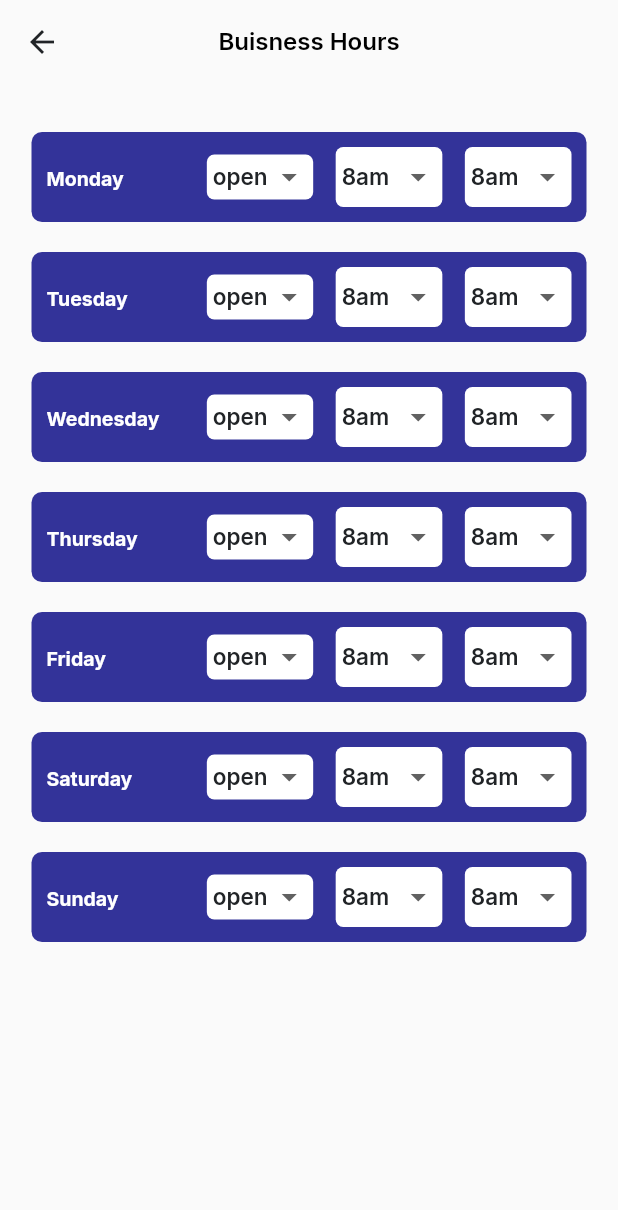
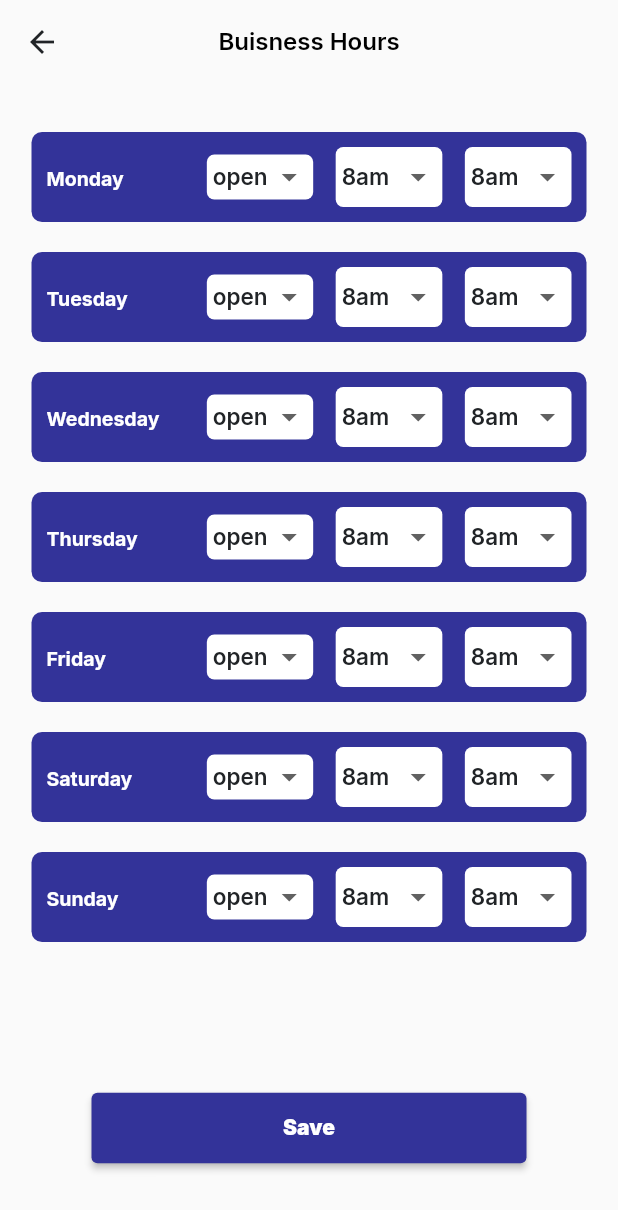
Before and after one commit to MustafaM24/way, a Flutter app: the Buisnesshours screen opened directly, on a phone screen of 412 x 824 dp. Shown: the top 1210 px of the screen. Run offline on Flutter 3.47's test engine with Material 2 defaults, Android fonts, the light colour scheme and no system bars; our stand-ins replace carousel_slider, flutter_signin_button, google_fonts, image_picker, like_button, lottie and 3 more; missing offline and left inert: icon_decoration.

Commit message:
Add files via upload

```diff
--- a/lib/app/pages/buisness_screens/buisnessprofile/settings/buisnesshours.dart
+++ b/lib/app/pages/buisness_screens/buisnessprofile/settings/buisnesshours.dart
@@ -138,6 +138,37 @@ class _BuisnesshoursState extends State<Buisnesshours> {
                     imageUrl: 'assets/cat.jpg',
                   ),
                   // Add more employee cards here as needed
+                  SizedBox(height: 100),
+                  Padding(
+                    padding: EdgeInsets.fromLTRB(40, 0, 40, 0),
+                    child: ElevatedButton(
+                      onPressed: () {
+                        // Navigator.of(context).pushReplacement(MaterialPageRoute(
+                        //     builder: (context) => const BuisnessLogin()));
+                        // onTap:
+                        // () => Navigator.pushReplacementNamed(
+                        //     context, personalLoginScreenRoute);
+                        // navigate to screen
+                        // onTap:
+                        // () => Navigator.pushReplacementNamed(
+                        //     context, personalLoginScreenRoute);
+                      },
+                      child: Text(
+                        "Save",
+                        style: TextStyle(
+                            color: Colors.white,
+                            fontSize: 14,
+                            fontWeight: FontWeight.w900),
+                      ),
+                      style: ElevatedButton.styleFrom(
+                        primary: CustomColors.primaryBlue,
+                        padding: EdgeInsets.symmetric(
+                          horizontal: 65,
+                          vertical: 15,
+                        ),
+                      ),
+                    ),
+                  ),
                 ],
               ),
             ),
```
Also changed, not shown: lib/app/pages/buisness_screens/buisnessprofile/settings/billingSub.dart (+5 -2 lines), lib/app/pages/personal_screens/your_way/your_way_screen.dart (+16 -2 lines).
